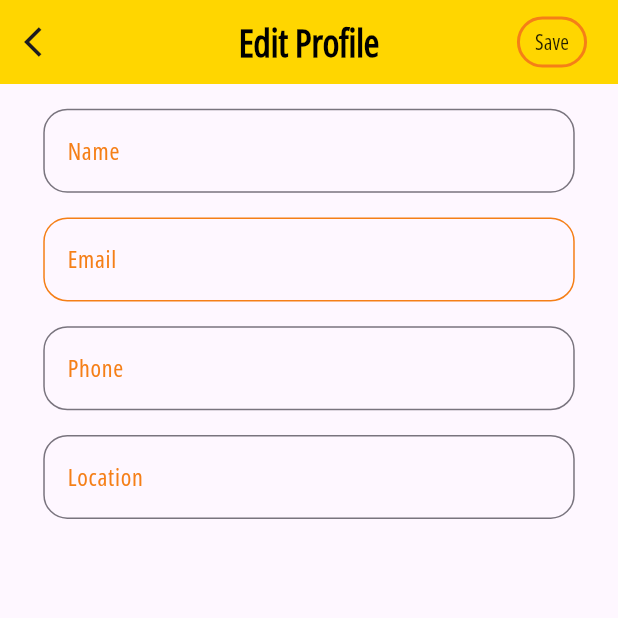
After one commit to OmarWaled21/Barber-shop, a Flutter app: the ProfileView screen opened directly, on a phone screen of 412 x 824 dp, the top half of it. The commit adds this screen. Run offline on Flutter 3.47's test engine with Material 3 defaults, Android fonts, the phone set to English and light mode, and no system bars; our stand-ins replace bloc, cached_network_image, cloud_firestore, firebase_auth, firebase_core, flutter_bloc and 2 more; missing offline and left inert: add_2_calendar, map_launcher; accounts and stored records are empty.

Commit message:
create profile with save functionality

```diff
--- /dev/null
+++ b/lib/services/profile_service.dart
@@ -0,0 +1,45 @@
+import 'package:cloud_firestore/cloud_firestore.dart';
+import 'package:firebase_auth/firebase_auth.dart';
+
+class ProfileService {
+  static final ProfileService instance = ProfileService._();
+
+  ProfileService._();
+
+  /// Fetches user data from Firestore.
+  Future<Map<String, dynamic>> getUserData() async {
+    final User? user = FirebaseAuth.instance.currentUser;
+    if (user == null) {
+      throw Exception("User not logged in");
+    }
+
+    final DocumentSnapshot userDoc = await FirebaseFirestore.instance
+        .collection('users')
+        .doc(user.uid)
+        .get();
+
+    if (!userDoc.exists) {
+      throw Exception("User document does not exist");
+    }
+
+    return userDoc.data() as Map<String, dynamic>;
+  }
+
+  /// Saves updated user data to Firestore.
+  Future<void> saveUserData({
+    required String name,
+    required String phone,
+    required String location,
+  }) async {
+    final User? user = FirebaseAuth.instance.currentUser;
+    if (user == null) {
+      throw Exception("User not logged in");
+    }
+
+    await FirebaseFirestore.instance.collection('users').doc(user.uid).update({
+      'name': name,
+      'phone': phone,
+      'location': location,
+    });
+  }
+}
--- a/lib/views/drawer_view.dart
+++ b/lib/views/drawer_view.dart
@@ -3,6 +3,7 @@ import 'package:barber_shop/helper/media_query_extention.dart';
 import 'package:barber_shop/helper/navigator_extention.dart';
 import 'package:barber_shop/views/choose_branch_view.dart';
 import 'package:barber_shop/views/login_view.dart';
+import 'package:barber_shop/views/profile_view.dart';
 import 'package:barber_shop/widgets/custom_button.dart';
 import 'package:barber_shop/widgets/custom_drawer_header.dart';
 import 'package:firebase_auth/firebase_auth.dart';
@@ -22,8 +23,7 @@ class DrawerView extends StatelessWidget {
             leading: const Icon(Icons.person),
             title: const Text('Profile'),
             onTap: () {
-              // Add navigation logic for profile
-              context.pop(); // Close the drawer
+              context.push(const ProfileView());
             },
           ),
           ListTile(
--- /dev/null
+++ b/lib/views/profile_view.dart
@@ -0,0 +1,108 @@
+import 'package:barber_shop/cubits/initialize_cubit/initialize_cubit.dart';
+import 'package:barber_shop/helper/media_query_extention.dart';
+import 'package:barber_shop/helper/show_snack_bar.dart';
+import 'package:barber_shop/models/user_model.dart';
+import 'package:barber_shop/services/profile_service.dart';
+import 'package:barber_shop/widgets/custom_text_form_field.dart';
+import 'package:barber_shop/widgets/profile_app_bar.dart';
+import 'package:flutter/material.dart';
+import 'package:flutter_bloc/flutter_bloc.dart';
+
+class ProfileView extends StatefulWidget {
+  const ProfileView({super.key});
+
+  @override
+  State<ProfileView> createState() => _ProfileViewState();
+}
+
+class _ProfileViewState extends State<ProfileView> {
+  final nameController = TextEditingController();
+  final emailController = TextEditingController();
+  final phoneController = TextEditingController();
+  final locationController = TextEditingController();
+
+  @override
+  void initState() {
+    super.initState();
+    _loadUserData();
+  }
+
+  Future<void> _loadUserData() async {
+    try {
+      final data = await ProfileService.instance.getUserData();
+      setState(() {
+        nameController.text = data['name'] ?? '';
+        emailController.text = data['email'] ?? '';
+        phoneController.text = data['phone'] ?? '';
+        locationController.text = data['location'] ?? '';
+      });
+    } catch (e) {
+      showSnackBar(context, "Error fetching user data: $e");
+    }
+  }
+
+  Future<void> _saveUserData() async {
+    try {
+      await ProfileService.instance.saveUserData(
+        name: nameController.text,
+        phone: phoneController.text,
+        location: locationController.text,
+      );
+
+      // Update the cubit after saving user data
+      final updatedUserData = UserModel(
+        name: nameController.text,
+        email: emailController.text,
+        phone: phoneController.text,
+      );
+
+      BlocProvider.of<InitializeCubit>(context)
+          .assignUserModel(updatedUserData);
+
+      showSnackBar(context, "Profile updated");
+    } catch (e) {
+      showSnackBar(context, "Error saving user data: $e");
+    }
+  }
+
+  @override
+  Widget build(BuildContext context) {
+    return Scaffold(
+      body: Column(
+        children: [
+          ProfileAppBar(onSave: _saveUserData),
+          Expanded(
+            child: Padding(
+              padding: EdgeInsets.symmetric(
+                vertical: context.screenHeight * 0.02,
+                horizontal: context.screenWidth * 0.07,
+              ),
+              child: Column(
+                spacing: context.screenHeight * 0.02,
+                children: [
+                  CustomTextFormField(
+                    title: 'Name',
+                    textEditingController: nameController,
+                  ),
+                  CustomTextFormField(
+                    title: 'Email',
+                    textEditingController: emailController,
+                    enabled: false,
+                  ),
+                  CustomTextFormField(
+                    title: 'Phone',
+                    textEditingController: phoneController,
+                  ),
+                  CustomTextFormField(
+                    title: 'Location',
+                    textEditingController: locationController,
+                  ),
+                ],
+              ),
+            ),
+          ),
+        ],
+      ),
+    );
+  }
+}
--- a/lib/widgets/confirm_card_shop_items.dart
+++ b/lib/widgets/confirm_card_shop_items.dart
@@ -5,10 +5,7 @@ import 'package:barber_shop/widgets/custom_divider.dart';
 import 'package:flutter/material.dart';
 
 class ConfirmCardShopItems extends StatelessWidget {
-  const ConfirmCardShopItems({
-    super.key,
-    required this.currentShopBooking,
-  });
+  const ConfirmCardShopItems({super.key, required this.currentShopBooking});
 
   final AllBookingModel? currentShopBooking;
 
--- a/lib/widgets/custom_text_form_field.dart
+++ b/lib/widgets/custom_text_form_field.dart
@@ -7,11 +7,13 @@ class CustomTextFormField extends StatelessWidget {
     required this.title,
     this.textEditingController,
     this.keyboardType = TextInputType.text,
+    this.enabled = true,
   });
 
   final String title;
   final TextEditingController? textEditingController;
   final TextInputType keyboardType;
+  final bool enabled;
 
   @override
   Widget build(BuildContext context) {
@@ -35,11 +37,16 @@ class CustomTextFormField extends StatelessWidget {
       cursorColor: KColors.darkerYellowColor,
       keyboardType: keyboardType,
       decoration: InputDecoration(
+        enabled: enabled,
         border: OutlineInputBorder(
           borderRadius: BorderRadius.circular(16),
           borderSide: const BorderSide(color: KColors.darkerYellowColor),
         ),
         focusedBorder: OutlineInputBorder(
+          borderRadius: BorderRadius.circular(16),
+          borderSide: const BorderSide(color: KColors.darkerYellowColor),
+        ),
+        disabledBorder: OutlineInputBorder(
           borderRadius: BorderRadius.circular(16),
           borderSide: const BorderSide(color: KColors.darkerYellowColor),
         ),
--- /dev/null
+++ b/lib/widgets/profile_app_bar.dart
@@ -0,0 +1,40 @@
+import 'package:barber_shop/constants/colors.dart';
+import 'package:barber_shop/helper/navigator_extention.dart';
+import 'package:barber_shop/views/home_view.dart';
+import 'package:barber_shop/widgets/custom_app_bar.dart';
+import 'package:flutter/material.dart';
+
+class ProfileAppBar extends StatelessWidget {
+  const ProfileAppBar({
+    super.key,
+    required this.onSave,
+  });
+
+  final Future<void> Function() onSave;
+
+  @override
+  Widget build(BuildContext context) {
+    return CustomAppBar(
+      title: 'Edit Profile',
+      centerTitle: true,
+      color: KColors.mainColor,
+      leading: IconButton(
+        onPressed: () => context.pushAndRemoveUntil(const HomeView()),
+        icon: const Icon(Icons.arrow_back_ios),
+      ),
+      actions: [
+        MaterialButton(
+          onPressed: onSave,
+          child: Container(
+            padding: const EdgeInsets.symmetric(horizontal: 10, vertical: 5),
+            decoration: BoxDecoration(
+              border: Border.all(color: KColors.darkerYellowColor, width: 2),
+              borderRadius: BorderRadius.circular(20),
+            ),
+            child: const Text('Save'),
+          ),
+        ),
+      ],
+    );
+  }
+}
```
